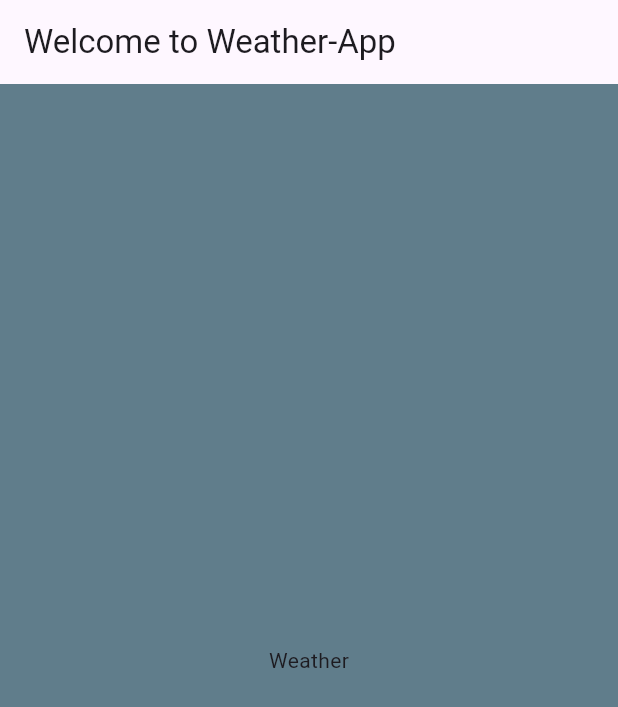
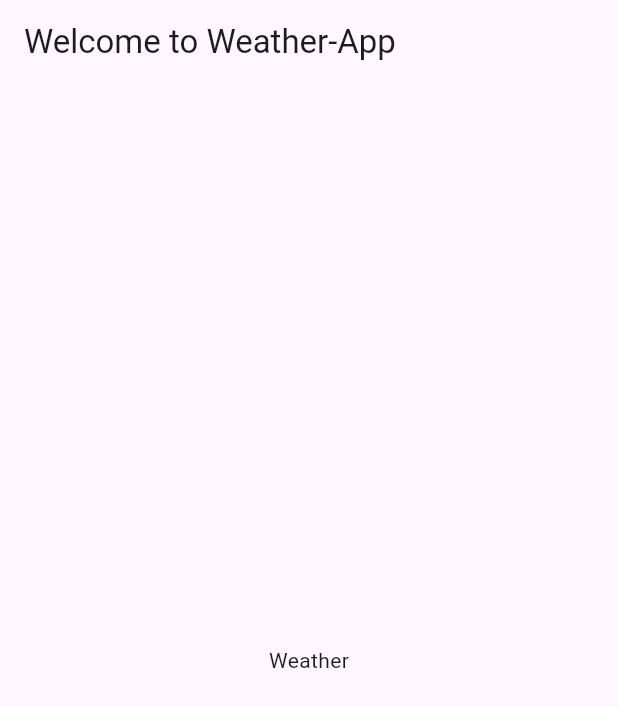
Before and after one commit to FrancescBrau/https---github.com-FrancescBrau-wetter_app_fb, a Flutter app: the screen it shows after launch, on a phone screen of 412 x 824 dp. Shown: the top 707 px of the screen. Run offline on Flutter 3.47's test engine with Material 3 defaults, Android fonts, the phone set to English and light mode, and no system bars.

```diff
--- a/lib/main.dart
+++ b/lib/main.dart
@@ -7,20 +7,18 @@ class MyApp extends StatelessWidget {
   Widget build(BuildContext context) {
     return MaterialApp(
       title: 'Projekt 12',
-      home:  Scaffold(
+      home: Scaffold(
         appBar: AppBar(
           title: Text('Welcome to Weather-App'),
         ),
         body: Container(
           width: double.infinity,
           height: double.infinity,
-          color: Colors.blueGrey,
           child: Center(
             child: Text('Weather'),
           ),
         ),
-        ),
       ),
-    )
+    );
   }
 }
```
